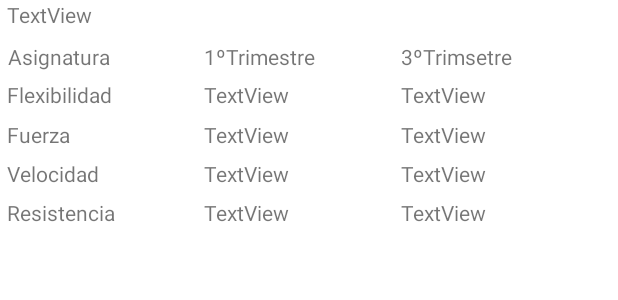
After one commit to vgomezdiaz1/PracticaUT2, an Android app: the layout elemento_vista_alumnos_notas.xml on its own in the app's theme, with its tools: preview values and no code run, on a phone screen of 412 x 824 dp. The commit adds this screen. Shown: the top 300 px of the screen. Run offline under Robolectric (Android 15) with nearby library versions, the phone set to English and light mode, and no system bars.

Commit message:
BBDD actualizada y cositas

```diff
--- a/app/src/main/java/com/example/practicaut2/IntroduccionDatosCarrerasActivity.java
+++ b/app/src/main/java/com/example/practicaut2/IntroduccionDatosCarrerasActivity.java
@@ -28,10 +28,13 @@ public class IntroduccionDatosCarrerasActivity extends AppCompatActivity {
         String nombre = i.getStringExtra("nombre");
         TextView nombreET = findViewById(R.id.textViewNombreAlumno);
         nombreET.setText(nombre);
+        String id = i.getStringExtra("id");
+        TextView idET = findViewById(R.id.editTextIDAlumnoCarreras);
+        idET.setText(id);
         String grupo = i.getStringExtra("grupo");
         String sexo = i.getStringExtra("sexo");
         String edad = i.getStringExtra("edad");
-        String id = i.getStringExtra("id");
+
     }
     public void pulsacionBtnAceptar(View v) {
         int n = 0;
--- /dev/null
+++ b/app/src/main/res/layout/elemento_vista_alumnos_notas.xml
@@ -0,0 +1,227 @@
+<?xml version="1.0" encoding="utf-8"?>
+<androidx.constraintlayout.widget.ConstraintLayout xmlns:android="http://schemas.android.com/apk/res/android"
+    xmlns:app="http://schemas.android.com/apk/res-auto"
+    xmlns:tools="http://schemas.android.com/tools"
+    android:id="@+id/coordinatorLayout"
+    android:layout_width="match_parent"
+    android:layout_height="match_parent"
+    android:orientation="vertical">
+
+    <TextView
+        android:id="@+id/txtResistencia1"
+        android:layout_width="131dp"
+        android:layout_height="23dp"
+        android:text="TextView"
+        android:visibility="visible"
+        app:layout_constraintBottom_toBottomOf="parent"
+        app:layout_constraintEnd_toEndOf="parent"
+        app:layout_constraintHorizontal_bias="0.485"
+        app:layout_constraintStart_toStartOf="parent"
+        app:layout_constraintTop_toTopOf="parent"
+        app:layout_constraintVertical_bias="0.165" />
+
+    <TextView
+        android:id="@+id/txtResistencia3"
+        android:layout_width="131dp"
+        android:layout_height="23dp"
+        android:text="TextView"
+        android:visibility="visible"
+        app:layout_constraintBottom_toBottomOf="parent"
+        app:layout_constraintEnd_toEndOf="parent"
+        app:layout_constraintHorizontal_bias="0.953"
+        app:layout_constraintStart_toStartOf="parent"
+        app:layout_constraintTop_toTopOf="parent"
+        app:layout_constraintVertical_bias="0.165" />
+
+    <TextView
+        android:id="@+id/txtNombreAlumno16"
+        android:layout_width="131dp"
+        android:layout_height="23dp"
+        android:text="@string/txtResistencia"
+        android:visibility="visible"
+        app:layout_constraintBottom_toBottomOf="parent"
+        app:layout_constraintEnd_toEndOf="parent"
+        app:layout_constraintHorizontal_bias="0.017"
+        app:layout_constraintStart_toStartOf="parent"
+        app:layout_constraintTop_toTopOf="parent"
+        app:layout_constraintVertical_bias="0.165" />
+
+    <TextView
+        android:id="@+id/txtNombreAlumno10"
+        android:layout_width="131dp"
+        android:layout_height="23dp"
+        android:text="@string/txtVelocidad"
+        android:visibility="visible"
+        app:layout_constraintBottom_toBottomOf="parent"
+        app:layout_constraintEnd_toEndOf="parent"
+        app:layout_constraintHorizontal_bias="0.017"
+        app:layout_constraintStart_toStartOf="parent"
+        app:layout_constraintTop_toTopOf="parent"
+        app:layout_constraintVertical_bias="0.132" />
+
+    <TextView
+        android:id="@+id/txtVel1"
+        android:layout_width="131dp"
+        android:layout_height="23dp"
+        android:text="TextView"
+        android:visibility="visible"
+        app:layout_constraintBottom_toBottomOf="parent"
+        app:layout_constraintEnd_toEndOf="parent"
+        app:layout_constraintHorizontal_bias="0.485"
+        app:layout_constraintStart_toStartOf="parent"
+        app:layout_constraintTop_toTopOf="parent"
+        app:layout_constraintVertical_bias="0.132" />
+
+    <TextView
+        android:id="@+id/txtVel3"
+        android:layout_width="131dp"
+        android:layout_height="23dp"
+        android:text="TextView"
+        android:visibility="visible"
+        app:layout_constraintBottom_toBottomOf="parent"
+        app:layout_constraintEnd_toEndOf="parent"
+        app:layout_constraintHorizontal_bias="0.953"
+        app:layout_constraintStart_toStartOf="parent"
+        app:layout_constraintTop_toTopOf="parent"
+        app:layout_constraintVertical_bias="0.132" />
+
+    <TextView
+        android:id="@+id/txtFu3"
+        android:layout_width="131dp"
+        android:layout_height="23dp"
+        android:text="TextView"
+        android:visibility="visible"
+        app:layout_constraintBottom_toBottomOf="parent"
+        app:layout_constraintEnd_toEndOf="parent"
+        app:layout_constraintHorizontal_bias="0.953"
+        app:layout_constraintStart_toStartOf="parent"
+        app:layout_constraintTop_toTopOf="parent"
+        app:layout_constraintVertical_bias="0.1" />
+
+    <TextView
+        android:id="@+id/txtNombreAlumno11"
+        android:layout_width="131dp"
+        android:layout_height="23dp"
+        android:text="@string/txtFuerza"
+        android:visibility="visible"
+        app:layout_constraintBottom_toBottomOf="parent"
+        app:layout_constraintEnd_toEndOf="parent"
+        app:layout_constraintHorizontal_bias="0.017"
+        app:layout_constraintStart_toStartOf="parent"
+        app:layout_constraintTop_toTopOf="parent"
+        app:layout_constraintVertical_bias="0.1" />
+
+    <TextView
+        android:id="@+id/txtFu1"
+        android:layout_width="131dp"
+        android:layout_height="23dp"
+        android:text="TextView"
+        android:visibility="visible"
+        app:layout_constraintBottom_toBottomOf="parent"
+        app:layout_constraintEnd_toEndOf="parent"
+        app:layout_constraintHorizontal_bias="0.485"
+        app:layout_constraintStart_toStartOf="parent"
+        app:layout_constraintTop_toTopOf="parent"
+        app:layout_constraintVertical_bias="0.1" />
+
+    <TextView
+        android:id="@+id/txtFlex3"
+        android:layout_width="131dp"
+        android:layout_height="23dp"
+        android:text="TextView"
+        android:visibility="visible"
+        app:layout_constraintBottom_toBottomOf="parent"
+        app:layout_constraintEnd_toEndOf="parent"
+        app:layout_constraintHorizontal_bias="0.953"
+        app:layout_constraintStart_toStartOf="parent"
+        app:layout_constraintTop_toTopOf="parent"
+        app:layout_constraintVertical_bias="0.067" />
+
+    <TextView
+        android:id="@+id/txtNombreAlumno7"
+        android:layout_width="131dp"
+        android:layout_height="23dp"
+        android:text="@string/txtFlexibilidad"
+        android:visibility="visible"
+        app:layout_constraintBottom_toBottomOf="parent"
+        app:layout_constraintEnd_toEndOf="parent"
+        app:layout_constraintHorizontal_bias="0.017"
+        app:layout_constraintStart_toStartOf="parent"
+        app:layout_constraintTop_toTopOf="parent"
+        app:layout_constraintVertical_bias="0.067" />
+
+    <TextView
+        android:id="@+id/txtFlex1"
+        android:layout_width="131dp"
+        android:layout_height="23dp"
+        android:text="TextView"
+        android:visibility="visible"
+        app:layout_constraintBottom_toBottomOf="parent"
+        app:layout_constraintEnd_toEndOf="parent"
+        app:layout_constraintHorizontal_bias="0.485"
+        app:layout_constraintStart_toStartOf="parent"
+        app:layout_constraintTop_toTopOf="parent"
+        app:layout_constraintVertical_bias="0.067" />
+
+    <TextView
+        android:id="@+id/txtNombreAlumno"
+        android:layout_width="154dp"
+        android:layout_height="25dp"
+        android:text="TextView"
+        android:visibility="visible"
+        app:layout_constraintBottom_toBottomOf="parent"
+        app:layout_constraintEnd_toEndOf="parent"
+        app:layout_constraintHorizontal_bias="0.019"
+        app:layout_constraintStart_toStartOf="parent"
+        app:layout_constraintTop_toTopOf="parent"
+        app:layout_constraintVertical_bias="0.0" />
+
+    <TextView
+        android:id="@+id/txtNombreNota"
+        android:layout_width="131dp"
+        android:layout_height="23dp"
+        android:text="@string/Asignatura"
+        android:visibility="visible"
+        app:layout_constraintBottom_toBottomOf="parent"
+        app:layout_constraintEnd_toEndOf="parent"
+        app:layout_constraintHorizontal_bias="0.019"
+        app:layout_constraintStart_toStartOf="parent"
+        app:layout_constraintTop_toTopOf="parent"
+        app:layout_constraintVertical_bias="0.035" />
+
+    <TextView
+        android:id="@+id/txtNombreAlumno4"
+        android:layout_width="131dp"
+        android:layout_height="23dp"
+        android:text="@string/PrimerTrimestre"
+        android:visibility="visible"
+        app:layout_constraintBottom_toBottomOf="parent"
+        app:layout_constraintEnd_toEndOf="parent"
+        app:layout_constraintHorizontal_bias="0.485"
+        app:layout_constraintStart_toStartOf="parent"
+        app:layout_constraintTop_toTopOf="parent"
+        app:layout_constraintVertical_bias="0.035" />
+
+    <TextView
+        android:id="@+id/txtNombreAlumno5"
+        android:layout_width="131dp"
+        android:layout_height="23dp"
+        android:text="@string/TercerTrimsetre"
+        android:visibility="visible"
+        app:layout_constraintBottom_toBottomOf="parent"
+        app:layout_constraintEnd_toEndOf="parent"
+        app:layout_constraintHorizontal_bias="0.953"
+        app:layout_constraintStart_toStartOf="parent"
+        app:layout_constraintTop_toTopOf="parent"
+        app:layout_constraintVertical_bias="0.035" />
+
+    <TextView
+        android:id="@+id/txtIDNotasCompleto"
+        android:layout_width="wrap_content"
+        android:layout_height="wrap_content"
+        android:text="TextView"
+        android:visibility="gone"
+        tools:layout_editor_absoluteX="298dp"
+        tools:layout_editor_absoluteY="3dp" />
+
+</androidx.constraintlayout.widget.ConstraintLayout>
--- a/app/src/main/res/values/strings.xml
+++ b/app/src/main/res/values/strings.xml
@@ -16,7 +16,7 @@
         <item>1ºTrimestre</item>
         <item>3ºTrimestre</item>
     </string-array>
-    <string name="db">my2.db</string>
+    <string name="db">my5.db</string>
     <string name="btnCrearAlumno">Crear alumno</string>
     <string name="btnIntroducirDatos">Introducir datos</string>
     <string name="btnVerAlumno">Ver alumno</string>
@@ -30,4 +30,7 @@
     <string name="txtFuerza">Fuerza</string>
     <string name="txtVelocidad">Velocidad</string>
     <string name="txtResistencia">Resistencia</string>
+    <string name="PrimerTrimestre">1ºTrimestre</string>
+    <string name="TercerTrimsetre">3ºTrimsetre</string>
+    <string name="Asignatura">Asignatura</string>
 </resources>
```
Also changed, not shown: app/src/main/java/com/example/practicaut2/Alumno.java (+79 -18 lines), app/src/main/java/com/example/practicaut2/AlumnoNotasCarreras.java (deleted, +0 -48 lines), app/src/main/java/com/example/practicaut2/ConfirmacionDatosCarrerasActivity.java (+15 -10 lines), app/src/main/java/com/example/practicaut2/ListadoCompletoActivity.java (+14 -3 lines), app/src/main/java/com/example/practicaut2/MainActivity.java (+9 -12 lines), app/src/main/java/com/example/practicaut2/MiAdaptadorListadoAlumnosCompleto.java (added, +106 -0 lines).
